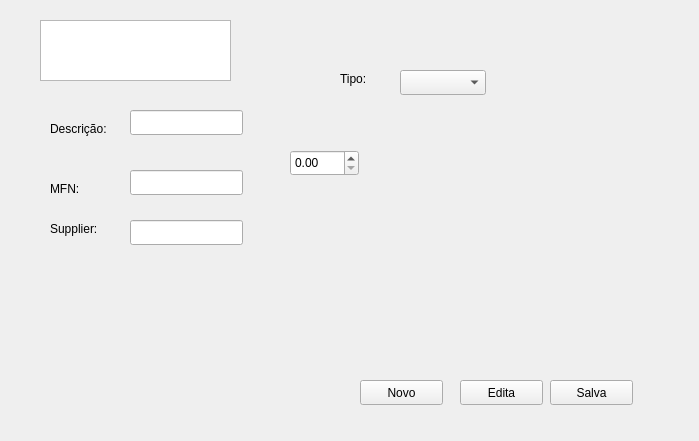
This is componentview.ui in feferreira/LabMananger as Qt 5 draws it before an edit. The edited form follows.
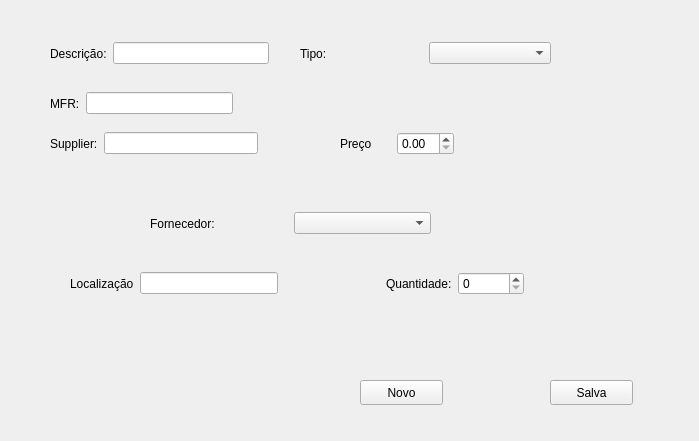
This is the edited form.

The edit to the form file:
```diff
--- a/componentview.ui
+++ b/componentview.ui
@@ -26,143 +26,194 @@
     <string>Salva</string>
    </property>
   </widget>
-  <widget class="QPushButton" name="pushButton_2">
+  <widget class="QPushButton" name="pushButton_3">
    <property name="geometry">
     <rect>
-     <x>460</x>
+     <x>360</x>
      <y>380</y>
      <width>83</width>
      <height>25</height>
     </rect>
    </property>
    <property name="text">
-    <string>Edita</string>
+    <string>Novo</string>
    </property>
   </widget>
-  <widget class="QDoubleSpinBox" name="doubleSpinBox">
+  <widget class="QWidget" name="layoutWidget">
    <property name="geometry">
     <rect>
-     <x>290</x>
-     <y>150</y>
-     <width>69</width>
-     <height>26</height>
+     <x>50</x>
+     <y>40</y>
+     <width>219</width>
+     <height>27</height>
     </rect>
    </property>
-  </widget>
-  <widget class="QLineEdit" name="lineEdit">
-   <property name="geometry">
-    <rect>
-     <x>130</x>
-     <y>110</y>
-     <width>113</width>
-     <height>25</height>
-    </rect>
-   </property>
-  </widget>
+   <layout class="QHBoxLayout" name="horizontalLayout">
+    <item>
   <widget class="QLabel" name="label">
-   <property name="geometry">
-    <rect>
-     <x>50</x>
-     <y>120</y>
-     <width>64</width>
-     <height>17</height>
-    </rect>
-   </property>
    <property name="text">
     <string>Descrição:</string>
    </property>
   </widget>
+    </item>
+    <item>
+     <widget class="QLineEdit" name="lineEditDescription"/>
+    </item>
+   </layout>
+  </widget>
+  <widget class="QWidget" name="layoutWidget">
+   <property name="geometry">
+    <rect>
+     <x>300</x>
+     <y>40</y>
+     <width>251</width>
+     <height>27</height>
+    </rect>
+   </property>
+   <layout class="QHBoxLayout" name="horizontalLayout_2">
+    <item>
+     <widget class="QLabel" name="label_4">
+      <property name="text">
+       <string>Tipo:</string>
+      </property>
+     </widget>
+    </item>
+    <item>
+     <widget class="QComboBox" name="comboBoxType"/>
+    </item>
+   </layout>
+  </widget>
+  <widget class="QWidget" name="layoutWidget">
+   <property name="geometry">
+    <rect>
+     <x>340</x>
+     <y>130</y>
+     <width>114</width>
+     <height>28</height>
+    </rect>
+   </property>
+   <layout class="QHBoxLayout" name="horizontalLayout_3">
+    <item>
+     <widget class="QLabel" name="label_5">
+      <property name="text">
+       <string>Preço</string>
+      </property>
+     </widget>
+    </item>
+    <item>
+     <widget class="QDoubleSpinBox" name="doubleSpinBoxPrice"/>
+    </item>
+   </layout>
+  </widget>
+  <widget class="QWidget" name="layoutWidget_2">
+   <property name="geometry">
+    <rect>
+     <x>70</x>
+     <y>270</y>
+     <width>208</width>
+     <height>27</height>
+    </rect>
+   </property>
+   <layout class="QHBoxLayout" name="horizontalLayout_7">
+    <item>
+     <widget class="QLabel" name="label_7">
+      <property name="text">
+       <string>Localização</string>
+      </property>
+     </widget>
+    </item>
+    <item>
+     <widget class="QLineEdit" name="lineEditPartLocalization"/>
+    </item>
+   </layout>
+  </widget>
+  <widget class="QWidget" name="">
+   <property name="geometry">
+    <rect>
+     <x>50</x>
+     <y>90</y>
+     <width>183</width>
+     <height>27</height>
+    </rect>
+   </property>
+   <layout class="QHBoxLayout" name="horizontalLayout_4">
+    <item>
   <widget class="QLabel" name="label_2">
-   <property name="geometry">
-    <rect>
-     <x>50</x>
-     <y>180</y>
-     <width>64</width>
-     <height>17</height>
-    </rect>
-   </property>
    <property name="text">
-    <string>MFN:</string>
-   </property>
-  </widget>
-  <widget class="QLineEdit" name="lineEdit_2">
-   <property name="geometry">
-    <rect>
-     <x>130</x>
-     <y>170</y>
-     <width>113</width>
-     <height>25</height>
-    </rect>
-   </property>
+       <string>MFR:</string>
+      </property>
+     </widget>
+    </item>
+    <item>
+     <widget class="QLineEdit" name="lineEditPartNumberMfn"/>
+    </item>
+   </layout>
   </widget>
-  <widget class="QLineEdit" name="lineEdit_3">
+  <widget class="QWidget" name="">
    <property name="geometry">
     <rect>
-     <x>130</x>
-     <y>220</y>
-     <width>113</width>
-     <height>25</height>
+     <x>50</x>
+     <y>130</y>
+     <width>208</width>
+     <height>27</height>
     </rect>
    </property>
-  </widget>
+   <layout class="QHBoxLayout" name="horizontalLayout_5">
+    <item>
   <widget class="QLabel" name="label_3">
-   <property name="geometry">
-    <rect>
-     <x>50</x>
-     <y>220</y>
-     <width>64</width>
-     <height>17</height>
-    </rect>
-   </property>
    <property name="text">
     <string>Supplier:</string>
    </property>
   </widget>
-  <widget class="QComboBox" name="comboBox">
-   <property name="geometry">
-    <rect>
-     <x>400</x>
-     <y>70</y>
-     <width>86</width>
-     <height>25</height>
-    </rect>
-   </property>
+    </item>
+    <item>
+     <widget class="QLineEdit" name="lineEditPartNumberSupplier"/>
+    </item>
+   </layout>
   </widget>
-  <widget class="QLabel" name="label_4">
+  <widget class="QWidget" name="">
    <property name="geometry">
     <rect>
-     <x>340</x>
-     <y>70</y>
-     <width>64</width>
-     <height>17</height>
+     <x>150</x>
+     <y>210</y>
+     <width>281</width>
+     <height>27</height>
     </rect>
    </property>
+   <layout class="QHBoxLayout" name="horizontalLayout_6">
+    <item>
+     <widget class="QLabel" name="label_6">
    <property name="text">
-    <string>Tipo:</string>
-   </property>
-  </widget>
-  <widget class="QPushButton" name="pushButton_3">
+       <string>Fornecedor:</string>
+      </property>
+     </widget>
+    </item>
+    <item>
+     <widget class="QComboBox" name="comboBoxSupplier"/>
+    </item>
+   </layout>
+  </widget>
+  <widget class="QWidget" name="">
    <property name="geometry">
     <rect>
-     <x>360</x>
-     <y>380</y>
-     <width>83</width>
-     <height>25</height>
+     <x>386</x>
+     <y>270</y>
+     <width>138</width>
+     <height>28</height>
     </rect>
    </property>
+   <layout class="QHBoxLayout" name="horizontalLayout_8">
+    <item>
+     <widget class="QLabel" name="label_8">
    <property name="text">
-    <string>Novo</string>
-   </property>
-  </widget>
-  <widget class="QTableView" name="tableView">
-   <property name="geometry">
-    <rect>
-     <x>40</x>
-     <y>20</y>
-     <width>191</width>
-     <height>61</height>
-    </rect>
-   </property>
+       <string>Quantidade:</string>
+      </property>
+     </widget>
+    </item>
+    <item>
+     <widget class="QSpinBox" name="spinBoxQuantity"/>
+    </item>
+   </layout>
   </widget>
  </widget>
  <resources/>
```
Left out of the diff: 2 changed lines with no effect on the pictures. Lines whose indentation alone changed are shown as unchanged.
